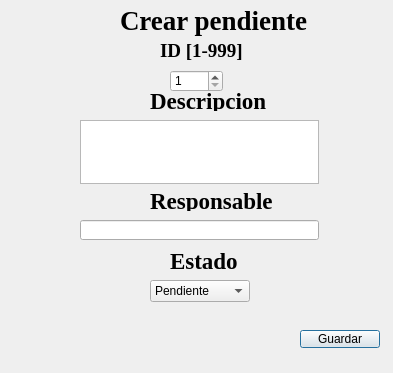
Before: the Qt Designer form proyectoSolitario/crearpendiente.ui in dereck-anti-EPN/Proyecto-Programacion, drawn with Qt 5.
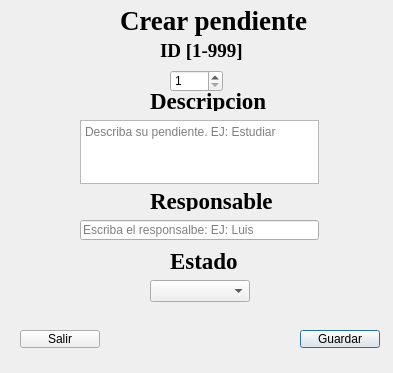
After: the same form once the commit is applied. Icons and pictures are not drawn.

```diff
--- a/proyectoSolitario/crearpendiente.ui
+++ b/proyectoSolitario/crearpendiente.ui
@@ -140,6 +140,9 @@
      <height>20</height>
     </rect>
    </property>
+   <property name="placeholderText">
+    <string>Escriba el responsalbe: EJ: Luis</string>
+   </property>
   </widget>
   <widget class="QPushButton" name="botonGuardar">
    <property name="geometry">
@@ -188,6 +191,9 @@
    <property name="cursor" stdset="0">
     <cursorShape>IBeamCursor</cursorShape>
    </property>
+   <property name="placeholderText">
+    <string>Describa su pendiente. EJ: Estudiar</string>
+   </property>
   </widget>
   <widget class="QComboBox" name="estadoLinea">
    <property name="geometry">
@@ -201,6 +207,18 @@
    <property name="cursor">
     <cursorShape>PointingHandCursor</cursorShape>
    </property>
+   <property name="toolTipDuration">
+    <number>0</number>
+   </property>
+   <property name="currentText">
+    <string/>
+   </property>
+   <property name="currentIndex">
+    <number>-1</number>
+   </property>
+   <property name="placeholderText">
+    <string>Seleccione</string>
+   </property>
    <item>
     <property name="text">
      <string>Pendiente</string>
@@ -217,6 +235,22 @@
     </property>
    </item>
   </widget>
+  <widget class="QPushButton" name="botonSalir">
+   <property name="geometry">
+    <rect>
+     <x>20</x>
+     <y>330</y>
+     <width>80</width>
+     <height>18</height>
+    </rect>
+   </property>
+   <property name="cursor">
+    <cursorShape>PointingHandCursor</cursorShape>
+   </property>
+   <property name="text">
+    <string>Salir</string>
+   </property>
+  </widget>
  </widget>
  <resources/>
  <connections/>
```
Left out of the diff: 3 changed lines with no effect on the pictures.
